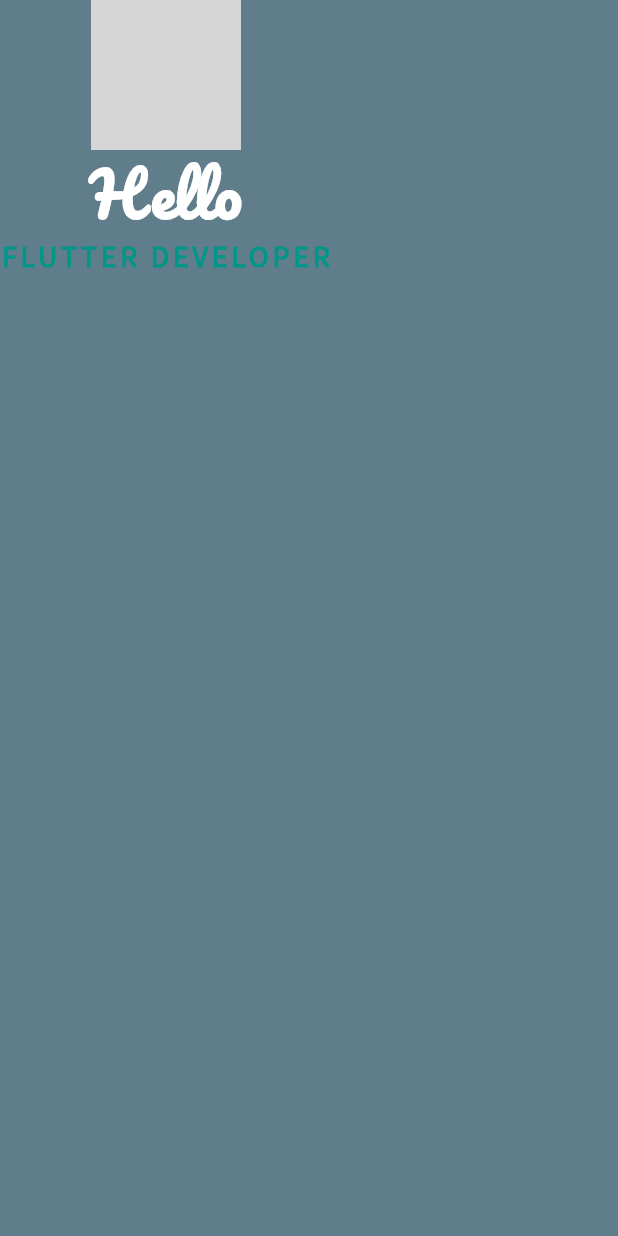
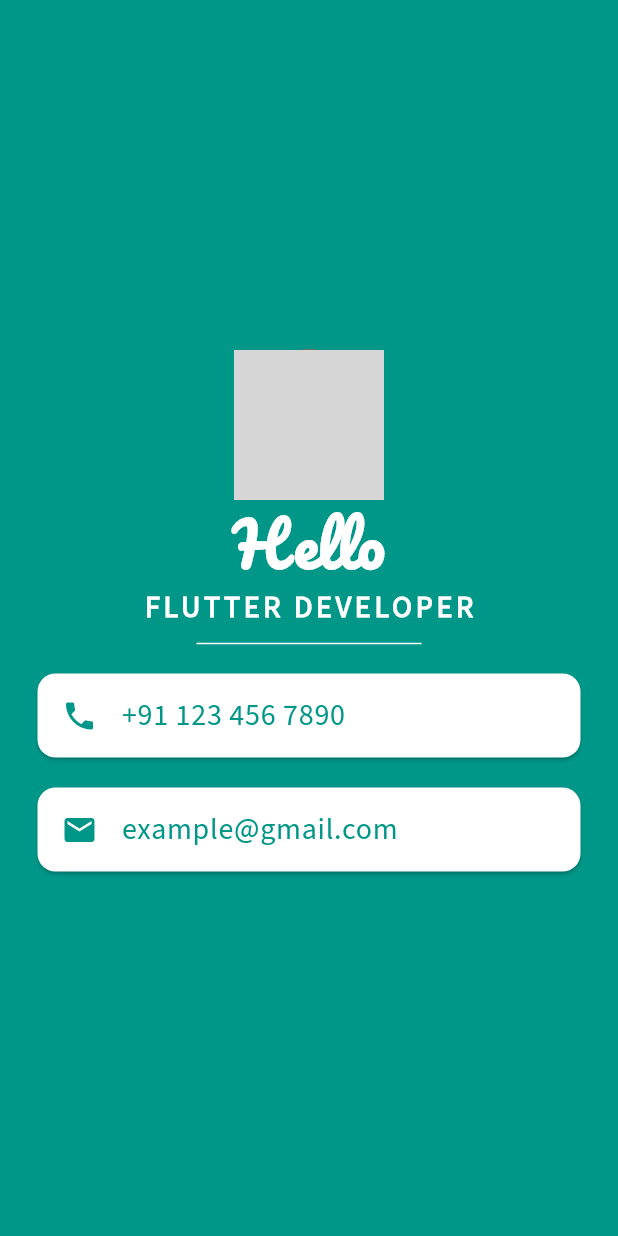
Before and after one commit to WebKBS/flutter-learn, a Flutter app: the screen it shows after launch, on a phone screen of 412 x 824 dp. Run offline on Flutter 3.47's test engine with Material 3 defaults, Android fonts, the phone set to English and light mode, and no system bars; our stand-ins replace flutter_dotenv, flutter_riverpod, google_fonts, image_picker, location, transparent_image; network calls fail; grey boxes are pictures that could not be loaded.

Commit message:
프로필 만들기

```diff
--- a/mi_card_flutter/lib/main.dart
+++ b/mi_card_flutter/lib/main.dart
@@ -1,3 +1,4 @@
+import 'package:flutter/cupertino.dart';
 import 'package:flutter/material.dart';
 
 void main() {
@@ -11,9 +12,10 @@
   Widget build(BuildContext context) {
     return const MaterialApp(
       home: Scaffold(
-        backgroundColor: Colors.blueGrey,
+        backgroundColor: Colors.teal,
         body: SafeArea(
           child: Column(
+            mainAxisAlignment: MainAxisAlignment.center,
             children: <Widget>[
               CircleAvatar(
                 radius: 50.0,
@@ -34,10 +36,57 @@
                 "FLUTTER DEVELOPER",
                 style: TextStyle(
                   fontFamily: 'Source Sans Pro',
-                  color: Colors.teal,
+                  color: Colors.white,
                   fontSize: 20.0,
                   letterSpacing: 2.5,
                   fontWeight: FontWeight.bold,
+                ),
+              ),
+              SizedBox(
+                height: 20.0,
+                width: 150.0,
+                child: Divider(color: Colors.white),
+              ),
+              Card(
+                margin: EdgeInsets.symmetric(
+                  vertical: 10.0,
+                  horizontal: 25.0,
+                ),
+                color: Colors.white,
+                child: ListTile(
+                  leading: Icon(
+                    Icons.phone,
+                    color: Colors.teal,
+                  ),
+                  title: Text(
+                    "+91 123 456 7890",
+                    style: TextStyle(
+                      color: Colors.teal,
+                      fontFamily: 'Source Sans Pro',
+                      fontSize: 20.0,
+                    ),
+                  ),
+                ),
+              ),
+              Card(
+                margin: EdgeInsets.symmetric(
+                  vertical: 10.0,
+                  horizontal: 25.0,
+                ),
+                color: Colors.white,
+                child: ListTile(
+                  leading: Icon(
+                    Icons.email,
+                    color: Colors.teal,
+                  ),
+                  title: Text(
+                    "example@gmail.com",
+                    style: TextStyle(
+                      color: Colors.teal,
+                      fontFamily: 'Source Sans Pro',
+                      fontSize: 20.0,
+                    ),
+                  ),
                 ),
               ),
             ],
```
